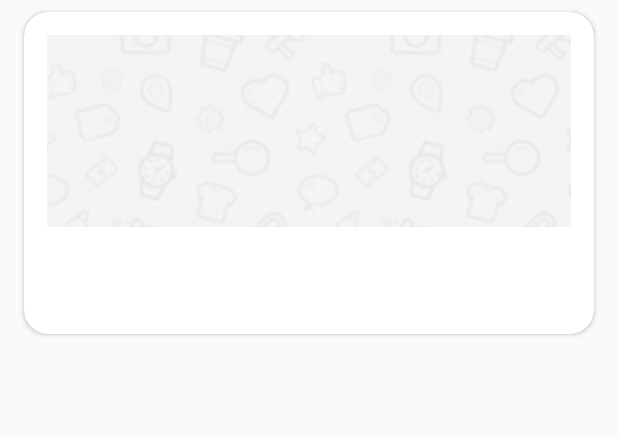
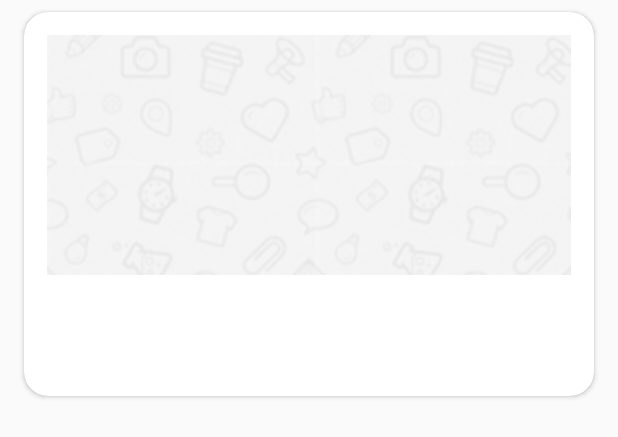
Before and after one commit to salmanseifian/fazshow, an Android app: the layout item_news.xml on its own in the app's theme, with its tools: preview values and no code run, on a phone screen of 412 x 824 dp. Shown: the top 437 px of the screen. Run offline under Robolectric (Android 15) with nearby library versions, the phone set to English and light mode, and no system bars.

Commit message:
fix: ui bugs

```diff
--- a/app/src/main/res/drawable/bg_toast.xml
+++ b/app/src/main/res/drawable/bg_toast.xml
@@ -1,6 +1,6 @@
 <?xml version="1.0" encoding="utf-8"?>
 <shape xmlns:android="http://schemas.android.com/apk/res/android"
     android:shape="rectangle">
-    <solid android:color="@color/colorPrimaryTransparent" />
+    <solid android:color="@color/colorPrimary" />
     <corners android:radius="64dp" />
 </shape>
--- a/app/src/main/res/layout/item_news.xml
+++ b/app/src/main/res/layout/item_news.xml
@@ -9,7 +9,7 @@
 
     <android.support.v7.widget.CardView
         android:layout_width="match_parent"
-        android:layout_height="wrap_content"
+        android:layout_height="256dp"
         android:layout_margin="8dp"
         app:cardCornerRadius="16dp"
         android:elevation="2dp"
@@ -22,7 +22,7 @@
             <ImageView
                 android:id="@+id/imgNews"
                 android:layout_width="match_parent"
-                android:layout_height="128dp"
+                android:layout_height="160dp"
                 android:scaleType="centerCrop"
                 android:src="@drawable/placeholder_news"
                 android:transitionName="@string/news_image"/>
--- a/app/src/main/res/layout/item_phase.xml
+++ b/app/src/main/res/layout/item_phase.xml
@@ -4,7 +4,6 @@
     android:layout_width="match_parent"
     android:layout_height="72dp"
     android:layout_marginBottom="12dp"
-    android:layout_marginTop="4dp"
     android:gravity="right"
     android:orientation="horizontal">
 
--- a/app/src/main/res/layout/recycler_view.xml
+++ b/app/src/main/res/layout/recycler_view.xml
@@ -7,6 +7,7 @@
         android:id="@+id/recyclerView"
         android:layout_width="match_parent"
         android:layout_height="match_parent"
+        android:paddingTop="12dp"
         android:clipToPadding="false"
         android:layoutAnimation="@anim/layout_animation_slide_right"
         />
--- a/app/src/main/res/layout/vote_detail_frg.xml
+++ b/app/src/main/res/layout/vote_detail_frg.xml
@@ -2,7 +2,7 @@
 <RelativeLayout xmlns:android="http://schemas.android.com/apk/res/android"
     android:layout_width="match_parent"
     android:layout_height="match_parent"
-    android:background="@color/colorVoteDetailBackground">
+    android:background="@drawable/blure_bg">
 
     <com.owjmedia.faaz.general.utils.CustomWidgets.TypefacedTextView
         style="@style/BlackDescriptionTextView"
--- a/app/src/main/res/values/strings.xml
+++ b/app/src/main/res/values/strings.xml
@@ -43,4 +43,5 @@
     <string name="resend_code">ارسال مجدد</string>
     <string name="remaining_time">زمان باقیمانده</string>
     <string name="seconds">ثانیه</string>
+    <string name="unfortunately_phase_is_enable">متاسفانه فاز غیرفعال است</string>
 </resources>
```
Also changed, not shown: app/src/main/java/com/owjmedia/faaz/vote/BoysFragment.java (+9 -5 lines), app/src/main/java/com/owjmedia/faaz/vote/GirlsFragment.java (+10 -5 lines), app/src/main/java/com/owjmedia/faaz/votedetail/VoteDetailFragment.java (+12 -5 lines).
